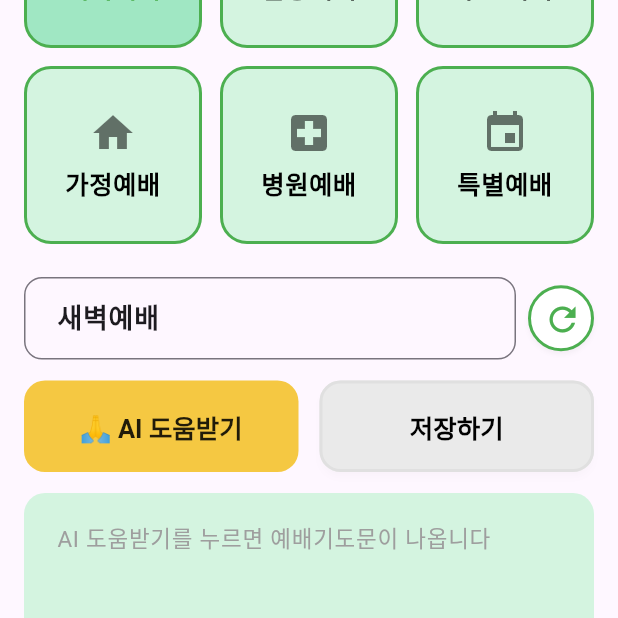
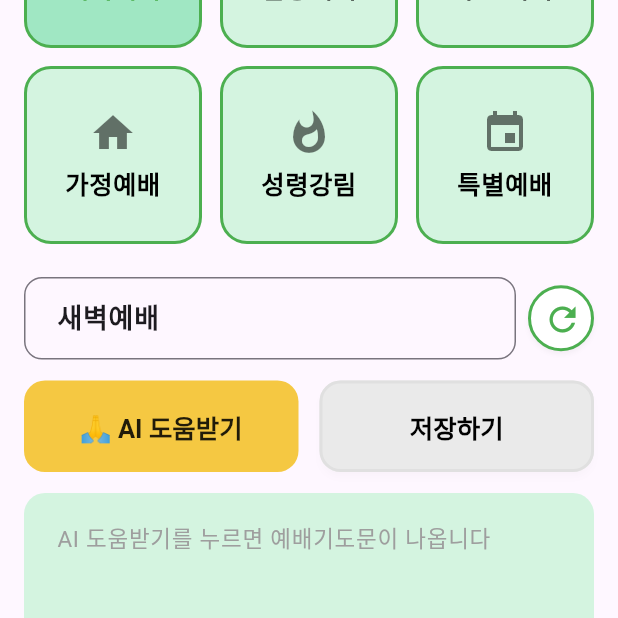
Before and after one commit to nanoset100/repre_prayer_new, a Flutter app: the screen it shows after launch, on a phone screen of 412 x 824 dp, the part 434-1052 px from its top. Run offline on Flutter 3.47's test engine with Material 3 defaults, Android fonts, the phone set to English and light mode, and no system bars; our stand-ins replace firebase_core, firebase_remote_config, flutter_dotenv, package_info_plus, shared_preferences; missing offline and left inert: adx_sdk, in_app_update; accounts and stored records are empty.

Commit message:
feat: 성령강림 예배 추가 - 병원예배 대체 (v1.1.34+155)
- prayer_input_screen: 병원예배 -> 성령강림 (아이콘: whatshot)
- remote_config_service: 기본값/폴백값 성령강림으로 변경
- Firebase Remote Config v19 업데이트 완료

Co-Authored-By: Claude Sonnet 4.5 <noreply@anthropic.com>

```diff
--- a/lib/screens/prayer_input_screen.dart
+++ b/lib/screens/prayer_input_screen.dart
@@ -32,7 +32,7 @@ class _PrayerInputScreenState extends State<PrayerInputScreen> {
     '심방예배': Icons.home_repair_service,
     '수요예배': Icons.water_drop,
     '가정예배': Icons.home,
-    '병원예배': Icons.local_hospital,
+    '성령강림': Icons.whatshot,
     '특별예배': Icons.event,
   };
 
@@ -57,7 +57,7 @@ class _PrayerInputScreenState extends State<PrayerInputScreen> {
       {'label': '심방예배', 'icon': Icons.home_repair_service},
       {'label': '수요예배', 'icon': Icons.water_drop},
       {'label': '가정예배', 'icon': Icons.home},
-      {'label': '병원예배', 'icon': Icons.local_hospital},
+      {'label': '성령강림', 'icon': Icons.whatshot},
       {'label': '특별예배', 'icon': Icons.event},
     ];
     _updatePrayerTypeUI(selectedIndex);
--- a/lib/services/remote_config_service.dart
+++ b/lib/services/remote_config_service.dart
@@ -17,7 +17,7 @@ class RemoteConfigService {
     try {
       await _remoteConfig.setDefaults({
         _categoriesKey: json.encode([
-          "주일예배", "금요일예배", "구역예배", "새벽예배", "심방예배", "수요예배", "가정예배", "병원예배", "특별예배"
+          "주일예배", "금요예배", "구역예배", "새벽예배", "심방예배", "수요예배", "가정예배", "성령강림", "특별예배"
         ]),
         _minVersionKey: 125,
         _updateMsgKey: "새로운 기능(기독교 절기 반영 등)이 추가되었습니다. 최신 버전으로 업데이트하여 더욱 은혜로운 기도문을 만나보세요!",
@@ -51,7 +51,7 @@ class RemoteConfigService {
       return decoded.map((e) => e.toString()).toList();
     } catch (e) {
       debugPrint('[RemoteConfig] 카테고리 파싱 실패: $e');
-      return ["주일예배", "금요일예배", "구역예배", "새벽예배", "심방예배", "수요예배", "가정예배", "병원예배", "특별예배"];
+      return ["주일예배", "금요예배", "구역예배", "새벽예배", "심방예배", "수요예배", "가정예배", "성령강림", "특별예배"];
     }
   }
 
--- a/pubspec.yaml
+++ b/pubspec.yaml
@@ -16,7 +16,7 @@ publish_to: 'none' # Remove this line if you wish to publish to pub.dev
 # https://developer.apple.com/library/archive/documentation/General/Reference/InfoPlistKeyReference/Articles/CoreFoundationKeys.html
 # In Windows, build-name is used as the major, minor, and patch parts
 # of the product and file versions while build-number is used as the build suffix.
-version: 1.1.33+154
+version: 1.1.34+155
 
 environment:
   sdk: ^3.7.2
```
